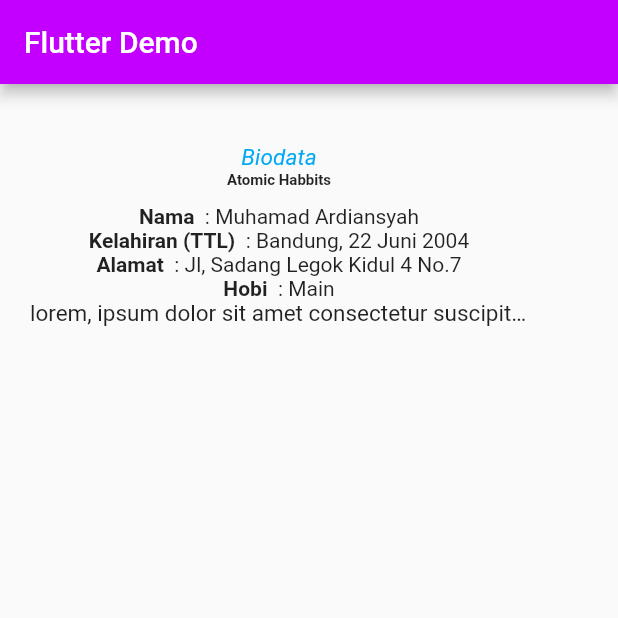
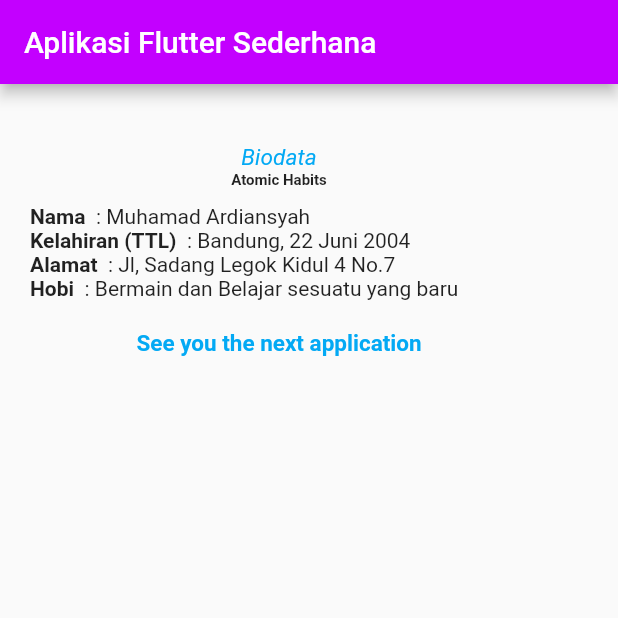
Before and after one commit to MuhamadArdiansyah22/widget_demo, a Flutter app: the screen it shows after launch, on a phone screen of 412 x 824 dp, the top half of it. Run offline on Flutter 3.47's test engine with Material 2 defaults, Android fonts, the phone set to English and light mode, and no system bars.

Commit message:
Add text left

```diff
--- a/lib/main.dart
+++ b/lib/main.dart
@@ -12,68 +12,118 @@ class MyApp extends StatelessWidget {
     return MaterialApp(
       home: Scaffold(
         appBar: AppBar(
-              title: const Text('Flutter Demo'),
-              backgroundColor: Color.fromARGB(255, 195, 0, 255)),
+          title: const Text('Aplikasi Flutter Sederhana'),
+          backgroundColor: const Color.fromARGB(255, 195, 0, 255),
+        ),
         body: const Padding(
           padding: EdgeInsets.fromLTRB(20, 40, 60, 0),
-            child: Column(children: [
-              Text(
+          child: Column(
+            children: [
+              Align(
+                alignment: Alignment.center,
+                child: Text(
                   'Biodata',
                   maxLines: 2,
                   textAlign: TextAlign.left,
                   style: TextStyle(
                     fontSize: 15,
                     fontStyle: FontStyle.italic,
-                    color: Colors.lightBlue),
+                    color: Colors.lightBlue,
                   ),
-              Text('Atomic Habbits',
+                ),
+              ),
+              Text(
+                'Atomic Habits',
                 overflow: TextOverflow.clip,
                 style: TextStyle(
                   fontSize: 10,
                   fontWeight: FontWeight.bold,
-                  )),
+                ),
+              ),
               SizedBox(
                 height: 10,
               ),
-              Text.rich(TextSpan(children: <TextSpan>[
+              Align(
+                alignment: Alignment.centerLeft,
+                child: Text.rich(
+                  TextSpan(
+                    children: <TextSpan>[
                       TextSpan(
                         text: 'Nama ',
-                    style: TextStyle(fontWeight: FontWeight.bold)),
+                        style: TextStyle(fontWeight: FontWeight.bold),
+                      ),
                       TextSpan(
                         text: ' : Muhamad Ardiansyah',
-                )
-              ])),
-              Text.rich(TextSpan(children: <TextSpan>[
+                      ),
+                    ],
+                  ),
+                ),
+              ),
+              Align(
+                alignment: Alignment.centerLeft,
+                child: Text.rich(
+                  TextSpan(
+                    children: <TextSpan>[
                       TextSpan(
                         text: 'Kelahiran (TTL) ',
-                    style: TextStyle(fontWeight: FontWeight.bold)),
+                        style: TextStyle(fontWeight: FontWeight.bold),
+                      ),
                       TextSpan(
                         text: ' : Bandung, 22 Juni 2004',
-                )
-              ])),
-              Text.rich(TextSpan(children: <TextSpan>[
+                      ),
+                    ],
+                  ),
+                ),
+              ),
+              Align(
+                alignment: Alignment.centerLeft,
+                child: Text.rich(
+                  TextSpan(
+                    children: <TextSpan>[
                       TextSpan(
                         text: 'Alamat ',
-                    style: TextStyle(fontWeight: FontWeight.bold)),
+                        style: TextStyle(fontWeight: FontWeight.bold),
+                      ),
                       TextSpan(
                         text: ' : Jl, Sadang Legok Kidul 4 No.7',
-                )
-              ])),
-              Text.rich(TextSpan(children: <TextSpan>[
+                      ),
+                    ],
+                  ),
+                ),
+              ),
+              Align(
+                alignment: Alignment.centerLeft,
+                child: Text.rich(
+                  TextSpan(
+                    children: <TextSpan>[
                       TextSpan(
                         text: 'Hobi ',
-
-                    style: TextStyle(fontWeight: FontWeight.bold,)),
+                        style: TextStyle(fontWeight: FontWeight.bold),
+                      ),
                       TextSpan(
-                  text: ' : Main',
-                )
-              ])),
+                        text: ' : Bermain dan Belajar sesuatu yang baru',
+                      ),
+                    ],
+                  ),
+                ),
+              ),
+              SizedBox(
+                height: 20,
+              ),
               Text(
-                  'lorem, ipsum dolor sit amet consectetur suscipit nobis, aliquam, non consectetur. Magnam.',
+                'See you the next application',
                 overflow: TextOverflow.ellipsis,
-                  style: TextStyle(fontSize: 15)),
-            ]),
-          )),
+                style: TextStyle(
+                  fontSize: 15,
+                  fontWeight: FontWeight.bold,
+                  color: Colors.lightBlue,
+                ),
+                textAlign: TextAlign.center,
+              ),
+            ],
+          ),
+        ),
+      ),
     );
   }
 }
```
Lines whose indentation alone changed are shown as unchanged.
